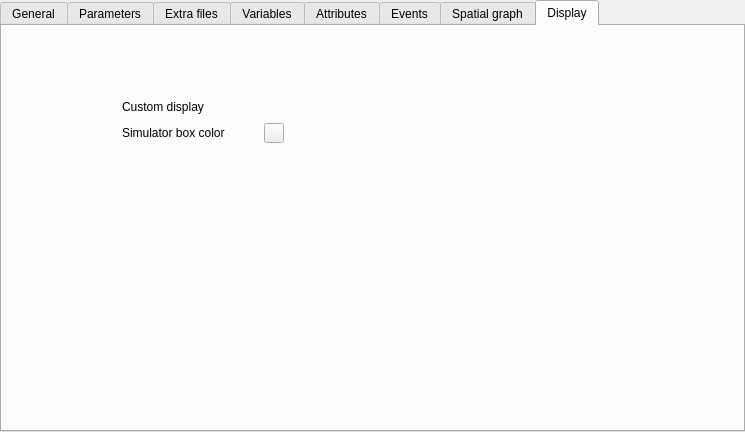
Old version of the form src/apps/openfluid-builder/common/SignatureWidget.ui in the repository OpenFLUID/openfluid.
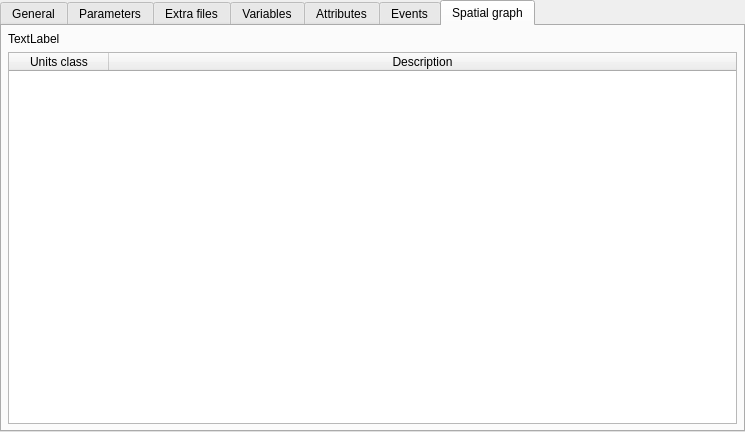
New version of the form.

Commit message: Update of string labels and french translation

What changed in the file:
```diff
--- a/src/apps/openfluid-builder/common/SignatureWidget.ui
+++ b/src/apps/openfluid-builder/common/SignatureWidget.ui
@@ -32,7 +32,7 @@
    <item>
     <widget class="QTabWidget" name="InfosTabWidget">
      <property name="currentIndex">
-      <number>7</number>
+      <number>6</number>
      </property>
      <widget class="QWidget" name="GeneralTab">
       <attribute name="title">
@@ -456,57 +456,6 @@
        </item>
       </layout>
      </widget>
-     <widget class="QWidget" name="VisualTab">
-      <attribute name="title">
-       <string>Display</string>
-      </attribute>
-      <widget class="QWidget" name="layoutWidget">
-       <property name="geometry">
-        <rect>
-         <x>120</x>
-         <y>70</y>
-         <width>162</width>
-         <height>47</height>
-        </rect>
-       </property>
-       <layout class="QVBoxLayout" name="verticalLayout_10">
-        <item>
-         <widget class="QLabel" name="label">
-          <property name="text">
-           <string>Custom display</string>
-          </property>
-         </widget>
-        </item>
-        <item>
-         <layout class="QHBoxLayout" name="horizontalLayout">
-          <item>
-           <widget class="QLabel" name="label_2">
-            <property name="text">
-             <string>Simulator box color</string>
-            </property>
-           </widget>
-          </item>
-          <item>
-           <widget class="QPushButton" name="SimuColorButton">
-            <property name="maximumSize">
-             <size>
-              <width>20</width>
-              <height>20</height>
-             </size>
-            </property>
-            <property name="cursor">
-             <cursorShape>PointingHandCursor</cursorShape>
-            </property>
-            <property name="text">
-             <string notr="true"/>
-            </property>
-           </widget>
-          </item>
-         </layout>
-        </item>
-       </layout>
-      </widget>
-     </widget>
     </widget>
    </item>
   </layout>
```
Left out of the diff: 4 changed lines with no effect on the pictures. The commit also changes 17 other files.
